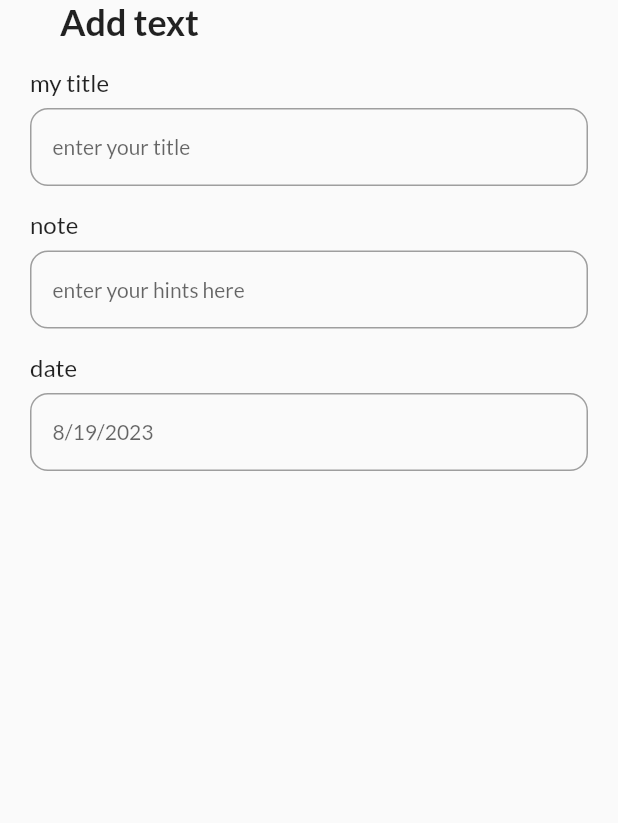
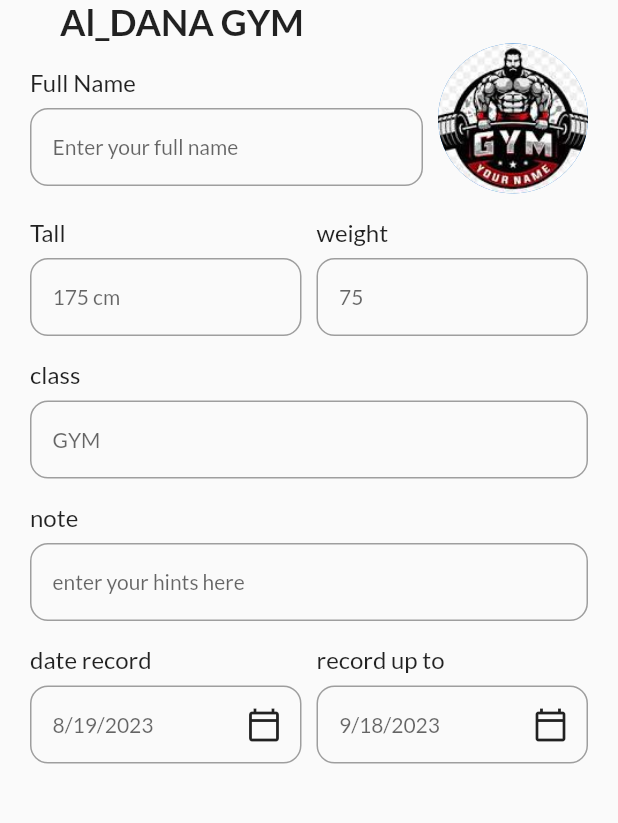
Before and after one commit to MuhammedGhazi/jym_app, a Flutter app: the screen it shows after launch, after a tap on "+ add Task", on a phone screen of 412 x 824 dp, the part 84-907 px from its top. Run offline on Flutter 3.47's test engine with Material 2 defaults, Android fonts, the phone set to English and light mode, and no system bars; our stand-ins replace date_picker_timeline, flutter_bloc, flutter_local_notifications, get_storage, google_fonts.

Commit message:
create record subscribtion

```diff
--- a/lib/features/presentations/home_page/views/home_page.dart
+++ b/lib/features/presentations/home_page/views/home_page.dart
@@ -30,18 +30,18 @@ class _HomePageState extends State<HomePage> {
   @override
   Widget build(BuildContext context) {
     final cubit = context.read<ThemeCubit>();
-    DateTime _selectedDate = DateTime.now();
+    DateTime selectedDate = DateTime.now();
     return Scaffold(
       appBar: _myAppBar(cubit),
       body: Column(
-        children: [_addTaskBar(), _addDateBar(_selectedDate)],
+        children: [_addTaskBar(), _addDateBar(selectedDate)],
       ),
     );
   }
 
-  Container _addDateBar(DateTime _selectedDate) {
+  Container _addDateBar(DateTime selectedDate) {
     return Container(
-      margin: EdgeInsets.only(left: 20, top: 10),
+      margin: const EdgeInsets.only(left: 20, top: 10),
       child: DatePicker(
         DateTime.now(),
         height: 100,
@@ -53,7 +53,7 @@ class _HomePageState extends State<HomePage> {
         monthTextStyle:
             GoogleFonts.lato(textStyle: const TextStyle(fontSize: 15)),
         onDateChange: (selectedDate) {
-          _selectedDate = selectedDate;
+          selectedDate = selectedDate;
           print(selectedDate.toString());
         },
       ),
--- a/lib/features/presentations/home_page/views/widgets/add_task_view.dart
+++ b/lib/features/presentations/home_page/views/widgets/add_task_view.dart
@@ -15,6 +15,8 @@ class AddTaskView extends StatefulWidget {
 
 class _AddTaskViewState extends State<AddTaskView> {
   DateTime _selectedDate = DateTime.now();
+  DateTime _upToDate = DateTime.now().add(Duration(days: 30));
+
   @override
   Widget build(BuildContext context) {
     final cubit = context.read<ThemeCubit>();
@@ -30,14 +32,72 @@ class _AddTaskViewState extends State<AddTaskView> {
               Padding(
                 padding: const EdgeInsets.only(left: 20),
                 child: Text(
-                  "Add text",
+                  "Al_DANA GYM",
                   style: Stylies.headingStyle(),
                 ),
               ),
-              const InputField(hint: 'enter your title', title: 'my title'),
+              Row(
+                crossAxisAlignment: CrossAxisAlignment.start,
+                children: const [
+                  Expanded(
+                    child: InputField(
+                        hint: 'Enter your full name', title: 'Full Name'),
+                  ),
+                  SizedBox(
+                    width: 10,
+                  ),
+                  CircleAvatar(
+                    backgroundImage:
+                        AssetImage("assets/images/jym_profile.jpeg"),
+                    radius: 50,
+                  ),
+                ],
+              ),
+              Row(
+                crossAxisAlignment: CrossAxisAlignment.start,
+                children: const [
+                  Expanded(
+                    child: InputField(hint: '175 cm', title: 'Tall'),
+                  ),
+                  SizedBox(
+                    width: 10,
+                  ),
+                  Expanded(
+                    child: InputField(hint: '75', title: 'weight'),
+                  ),
+                ],
+              ),
+              const InputField(hint: 'GYM', title: 'class'),
               const InputField(title: "note", hint: "enter your hints here"),
-              InputField(
-                  title: "date", hint: DateFormat.yMd().format(_selectedDate)),
+              Row(
+                children: [
+                  Expanded(
+                    child: InputField(
+                      title: "date record",
+                      hint: DateFormat.yMd().format(_selectedDate),
+                      widget: IconButton(
+                          onPressed: () async {
+                            await _getDateFromUser(_selectedDate);
+                          },
+                          icon: const Icon(Icons.calendar_today_outlined)),
+                    ),
+                  ),
+                  const SizedBox(
+                    width: 10,
+                  ),
+                  Expanded(
+                    child: InputField(
+                      title: "record up to",
+                      hint: DateFormat.yMd().format(_upToDate),
+                      widget: IconButton(
+                          onPressed: () async {
+                            await _getDateFromUser(_upToDate);
+                          },
+                          icon: const Icon(Icons.calendar_today_outlined)),
+                    ),
+                  ),
+                ],
+              ),
             ],
           ),
         ),
@@ -67,4 +127,18 @@ class _AddTaskViewState extends State<AddTaskView> {
       ],
     );
   }
+
+  Future _getDateFromUser(DateTime putDate) async {
+    DateTime? pickerDate = await showDatePicker(
+      context: context,
+      initialDate: DateTime.now(),
+      firstDate: DateTime(2015),
+      lastDate: DateTime(2050),
+    );
+    if (pickerDate != null) {
+      setState(() {
+        putDate = pickerDate;
+      });
+    }
+  }
 }
--- a/lib/features/presentations/home_page/views/widgets/input_field.dart
+++ b/lib/features/presentations/home_page/views/widgets/input_field.dart
@@ -28,7 +28,7 @@ class InputField extends StatelessWidget {
             style: Stylies.titleStyle(),
           ),
           Container(
-            padding: EdgeInsets.only(left: 14),
+            padding: const EdgeInsets.only(left: 14),
             margin: const EdgeInsets.only(top: 8),
             height: 52,
             decoration: BoxDecoration(
@@ -38,6 +38,7 @@ class InputField extends StatelessWidget {
               children: [
                 Expanded(
                   child: TextFormField(
+                    readOnly: widget != null,
                     autofocus: false,
                     controller: controller,
                     style: Stylies.subTitleStyle(),
@@ -56,6 +57,11 @@ class InputField extends StatelessWidget {
                         ))),
                   ),
                 ),
+                widget == null
+                    ? Container()
+                    : Container(
+                        child: widget,
+                      ),
               ],
             ),
           )
```
